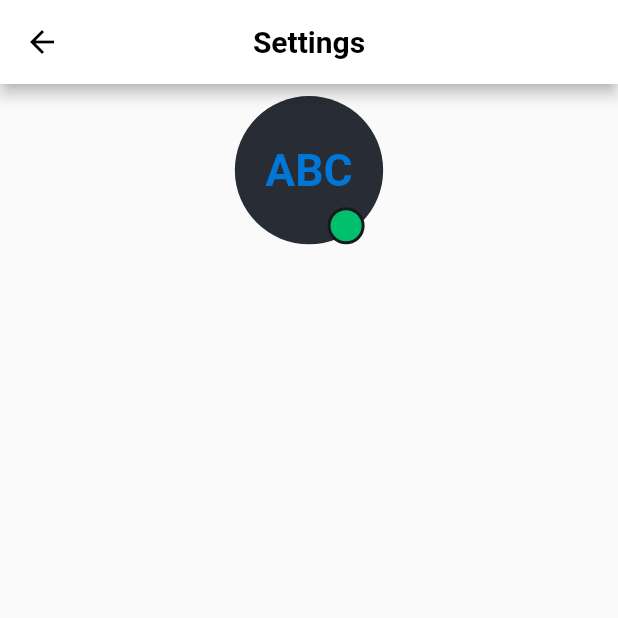
After one commit to taducbinh123/chat_app, a Flutter app: the SettingScreen screen opened directly, on a phone screen of 412 x 824 dp, the top half of it. The commit adds this screen. Run offline on Flutter 3.47's test engine with Material 2 defaults, Android fonts, the phone set to English and light mode, and no system bars; our stand-ins replace auto_size_text, equatable, get, get_storage, grouped_list, material_floating_search_bar and 1 more; accounts and stored records are empty.

Commit message:
add select circle

```diff
--- a/lib/common/widgets/user_circle.dart
+++ b/lib/common/widgets/user_circle.dart
@@ -1,26 +1,26 @@
 import 'package:flutter/material.dart';
 import 'package:hello_world_flutter/common/constant/ulti.dart';
 
-
-
 class UserCircle extends StatelessWidget {
+  UserCircle({Key? key, required this.height, required this.width})
+      : super(key: key);
+  var height;
+  var width;
   @override
   Widget build(BuildContext context) {
-
-
     return GestureDetector(
       onTap: () => showModalBottomSheet(
         isScrollControlled: true,
         context: context,
-        backgroundColor:blackColor,
+        backgroundColor: blackColor,
         builder: (context) => Container(),
       ),
       child: Container(
-        height: 40,
-        width: 40,
+        height: height,
+        width: width,
         decoration: BoxDecoration(
           borderRadius: BorderRadius.circular(50),
-          color:separatorColor,
+          color: separatorColor,
         ),
         child: Stack(
           children: <Widget>[
@@ -31,19 +31,18 @@ class UserCircle extends StatelessWidget {
                 style: TextStyle(
                   fontWeight: FontWeight.bold,
                   color: lightBlueColor,
-                  fontSize: 13,
+                  fontSize: width*0.3,
                 ),
               ),
             ),
             Align(
               alignment: Alignment.bottomRight,
               child: Container(
-                height: 12,
-                width: 12,
+                height: height*0.25,
+                width: width*0.5,
                 decoration: BoxDecoration(
                   shape: BoxShape.circle,
-                  border: Border.all(
-                      color: blackColor, width: 2),
+                  border: Border.all(color: blackColor, width: 2),
                   color: kDotColor,
                 ),
               ),
--- a/lib/view/Dashboard.dart
+++ b/lib/view/Dashboard.dart
@@ -5,6 +5,7 @@ import 'package:hello_world_flutter/controller/nav_bar_controller.dart';
 import 'package:hello_world_flutter/features/features.dart';
 import 'package:hello_world_flutter/view/call/call_screen.dart';
 import 'package:hello_world_flutter/view/contact/contact_view.dart';
+import 'package:hello_world_flutter/view/setting/setting_screen.dart';
 
 import 'chat_screen.dart';
 
--- /dev/null
+++ b/lib/view/setting/setting_screen.dart
@@ -0,0 +1,45 @@
+import 'package:flutter/material.dart';
+import 'package:get/get.dart';
+
+import 'package:get/get_navigation/src/extension_navigation.dart';
+import 'package:hello_world_flutter/common/widgets/multi_select_circle.dart';
+import 'package:hello_world_flutter/common/widgets/user_circle.dart';
+
+class SettingScreen extends StatelessWidget {
+  @override
+  Widget build(BuildContext context) {
+    var _mediaQueryData = MediaQuery.of(context);
+    double screenWidth = _mediaQueryData.size.width;
+    double screenHeight = _mediaQueryData.size.height;
+    return Scaffold(
+        appBar: AppBar(
+          backgroundColor: Colors.white,
+          leading: IconButton(
+              icon: Icon(Icons.arrow_back, color: Colors.black),
+              onPressed: () => {
+                    Get.back(),
+                  }),
+          title: Text(
+            "Settings",
+            style: TextStyle(color: Colors.black, fontWeight: FontWeight.bold),
+          ),
+          centerTitle: true,
+        ),
+        body: SingleChildScrollView(
+          child: Column(
+            children: [
+              SizedBox(
+                height: 8,
+              ),
+              Align(
+                alignment: Alignment.center,
+                child: UserCircle(
+                  width: screenWidth * 0.24,
+                  height: screenHeight * 0.12,
+                ),
+              ),
+            ],
+          ),
+        ));
+  }
+}
```
Also changed, not shown: lib/common/widgets/multi_select_circle.dart (added, +54 -0 lines), lib/view/chat_screen.dart (+7 -1 lines), lib/view/contact/add_contact_screen.dart (+18 -7 lines), lib/view/pm_screen.dart (+16 -3 lines), lib/common/widgets/search_field.dart (deleted).
